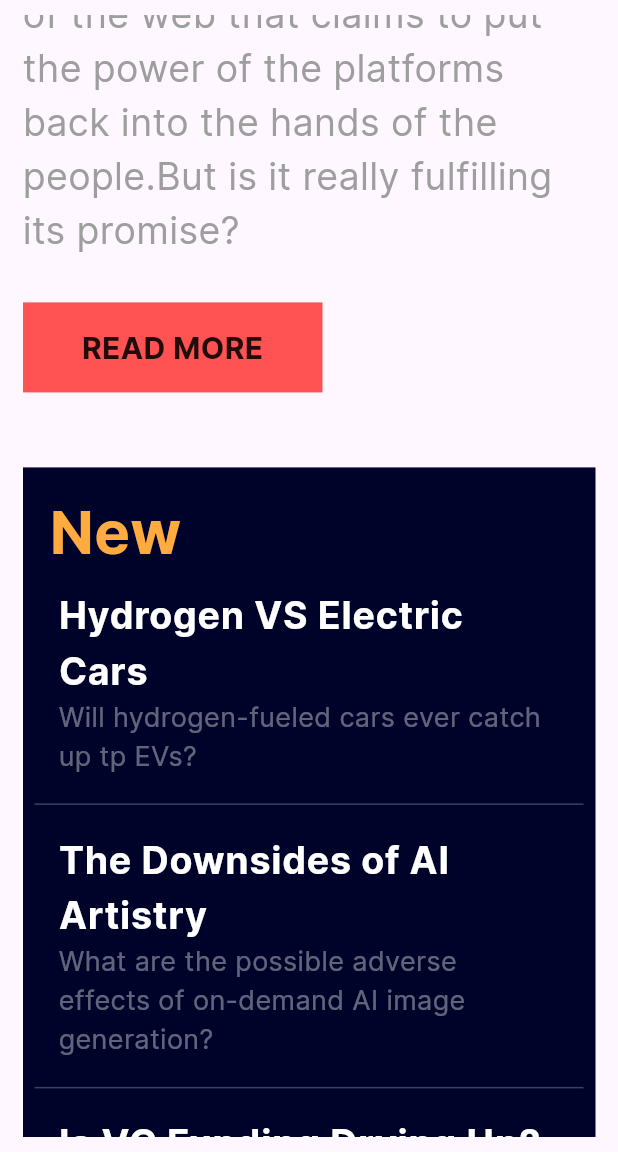
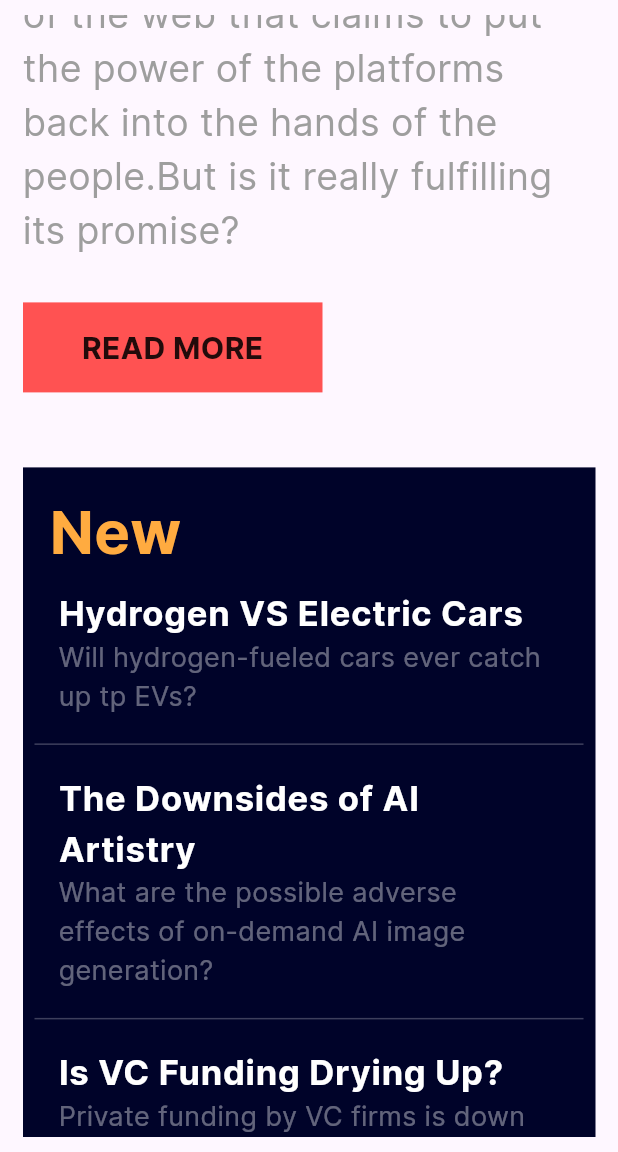
Before and after one commit to Monika123-pawar/news_home_page, a Flutter app: the screen it shows after launch, scrolled down 576 dp, on a phone screen of 412 x 824 dp, the part 84-1236 px from its top. Run offline on Flutter 3.47's test engine with Material 3 defaults, Android fonts, the phone set to English and light mode, and no system bars; our stand-ins replace flutter_svg.

Commit message:
Update home_page.dart

```diff
--- a/clover/lib/src/screens/home_page.dart
+++ b/clover/lib/src/screens/home_page.dart
@@ -17,7 +17,6 @@ class HomePage extends StatelessWidget {
         actions: [
           // InkWell(
           //   onTap: () {
-          //     drawer(context);
           //   },
           //   child: const Icon(
           //     Icons.menu_outlined,
@@ -203,7 +202,7 @@ class HomePage extends StatelessWidget {
               title: Text(
                 "Hydrogen VS Electric Cars",
                 style: TextStyle(
-                    fontSize: 25,
+                    fontSize: 23,
                     fontWeight: FontWeight.bold,
                     color: Colors.white,
                     fontFamily: 'InterVariable'),
@@ -225,7 +224,7 @@ class HomePage extends StatelessWidget {
               title: Text(
                 "The Downsides of AI Artistry",
                 style: TextStyle(
-                    fontSize: 25,
+                    fontSize: 23,
                     fontWeight: FontWeight.bold,
                     color: Colors.white,
                     fontFamily: 'InterVariable'),
@@ -247,7 +246,7 @@ class HomePage extends StatelessWidget {
               title: Text(
                 "Is VC Funding Drying Up?",
                 style: TextStyle(
-                    fontSize: 25,
+                    fontSize: 23,
                     fontWeight: FontWeight.bold,
                     color: Colors.white,
                     fontFamily: 'InterVariable'),
```
